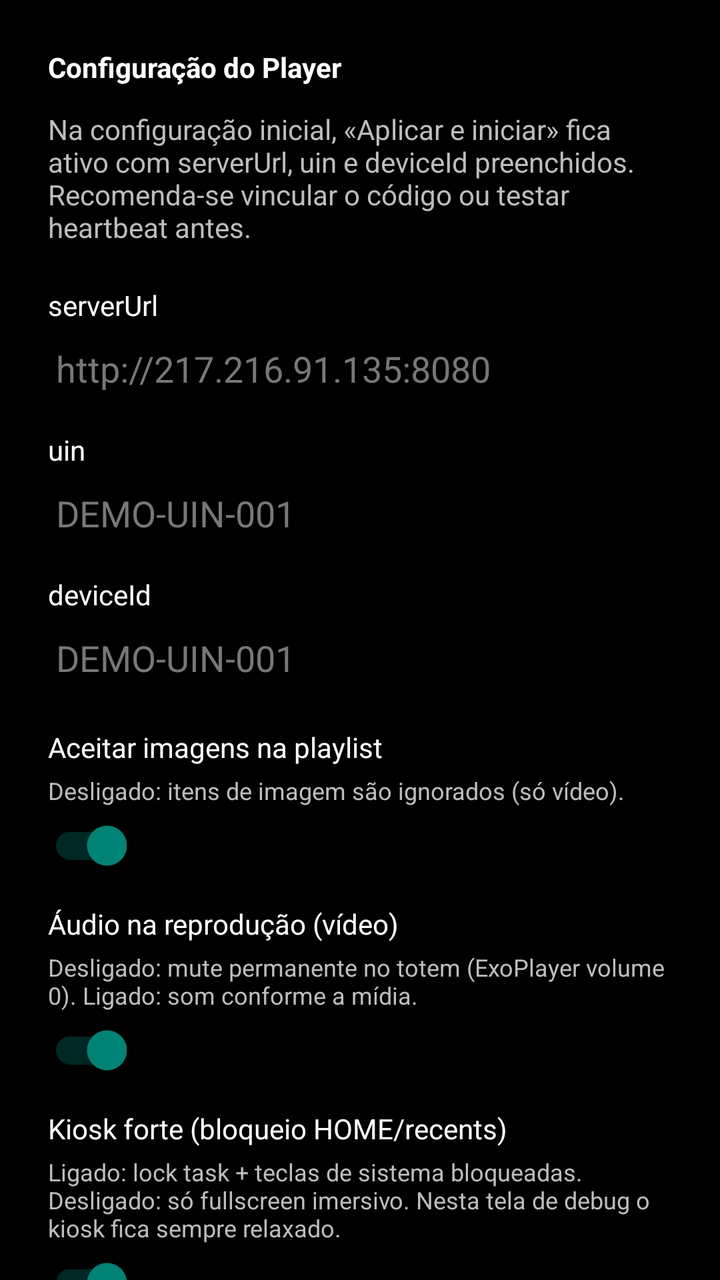
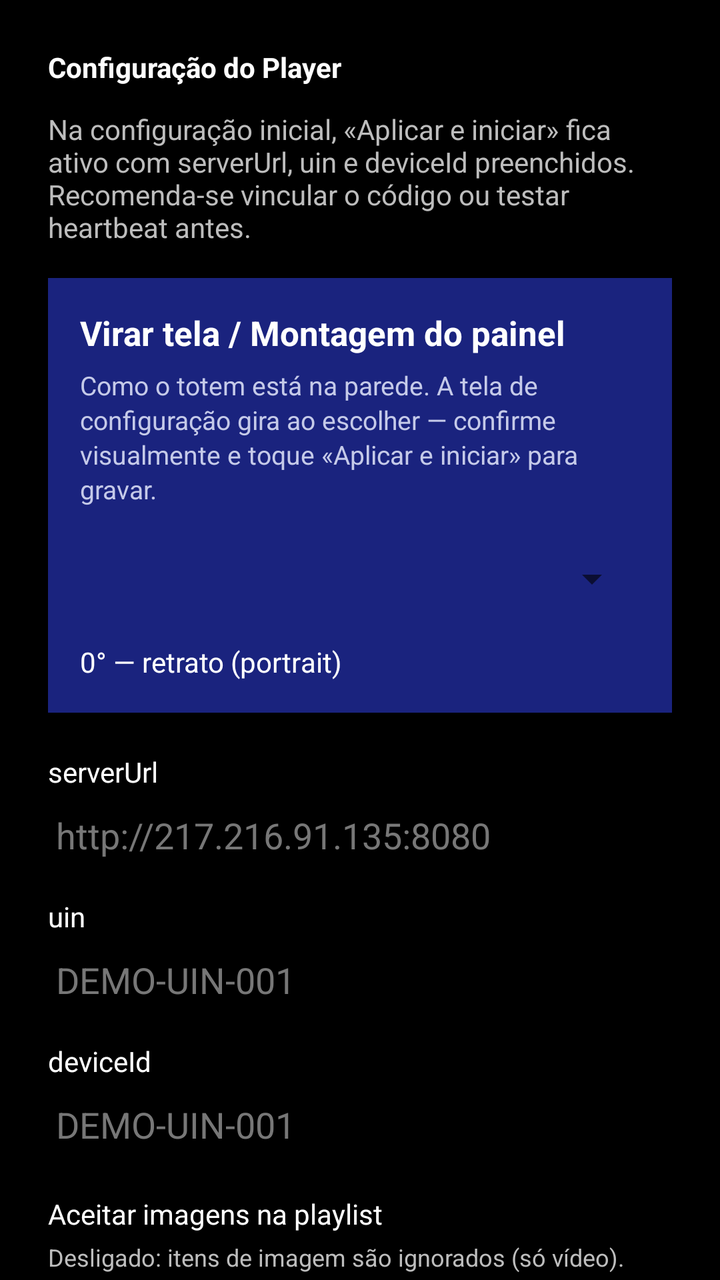

An Android layout rendered at two revisions. The XML below is the earlier revision; the diff shows what the commit changed to produce the second picture.
<!-- AndroidManifest.xml: activity theme Theme.PlayerAD -->
<!-- res/layout/activity_debug_config.xml -->
<?xml version="1.0" encoding="utf-8"?>
<ScrollView xmlns:android="http://schemas.android.com/apk/res/android"
    android:layout_width="match_parent"
    android:layout_height="match_parent"
    android:background="#000000">

    <LinearLayout
        android:layout_width="match_parent"
        android:layout_height="wrap_content"
        android:padding="24dp"
        android:orientation="vertical">

        <TextView
            android:id="@+id/textReason"
            android:layout_width="match_parent"
            android:layout_height="wrap_content"
            android:textColor="#FFFFFF"
            android:textStyle="bold"
            android:text="Configuração do Player"/>

        <LinearLayout
            android:id="@+id/panelSuSetup"
            android:layout_width="match_parent"
            android:layout_height="wrap_content"
            android:layout_marginTop="16dp"
            android:background="#1E2A1E"
            android:orientation="vertical"
            android:padding="16dp"
            android:visibility="gone">

            <TextView
                android:layout_width="match_parent"
                android:layout_height="wrap_content"
                android:text="@string/su_section_title"
                android:textColor="#A5D6A7"
                android:textSize="16sp"
                android:textStyle="bold" />

            <TextView
                android:layout_width="match_parent"
                android:layout_height="wrap_content"
                android:layout_marginTop="8dp"
                android:lineSpacingExtra="3dp"
                android:text="@string/su_section_hint"
                android:textColor="#C8E6C9"
                android:textSize="13sp" />

            <TextView
                android:id="@+id/textSuStatus"
                android:layout_width="match_parent"
                android:layout_height="wrap_content"
                android:layout_marginTop="12dp"
                android:text="@string/su_status_pending"
                android:textColor="#FFFFFF"
                android:textSize="14sp"
                android:textStyle="bold" />

            <Button
                android:id="@+id/btnRequestSu"
                android:layout_width="match_parent"
                android:layout_height="wrap_content"
                android:layout_marginTop="12dp"
                android:text="@string/su_btn_request" />
        </LinearLayout>

        <TextView
            android:layout_width="match_parent"
            android:layout_height="wrap_content"
            android:layout_marginTop="12dp"
            android:textColor="#BDBDBD"
            android:text="Na configuração inicial, «Aplicar e iniciar» fica ativo com serverUrl, uin e deviceId preenchidos. Recomenda-se vincular o código ou testar heartbeat antes."/>

        <TextView
            android:layout_width="match_parent"
            android:layout_height="wrap_content"
            android:layout_marginTop="20dp"
            android:textColor="#FFFFFF"
            android:text="serverUrl"/>

        <EditText
            android:id="@+id/editServerUrl"
            android:layout_width="match_parent"
            android:layout_height="wrap_content"
            android:inputType="textUri"
            android:textColor="#FFFFFF"
            android:textColorHint="#777777"
            android:hint="http://217.216.91.135:8080"/>

        <TextView
            android:layout_width="match_parent"
            android:layout_height="wrap_content"
            android:layout_marginTop="12dp"
            android:textColor="#FFFFFF"
            android:text="uin"/>

        <EditText
            android:id="@+id/editUin"
            android:layout_width="match_parent"
            android:layout_height="wrap_content"
            android:inputType="text"
            android:textColor="#FFFFFF"
            android:textColorHint="#777777"
            android:hint="DEMO-UIN-001"/>

        <TextView
            android:layout_width="match_parent"
            android:layout_height="wrap_content"
            android:layout_marginTop="12dp"
            android:textColor="#FFFFFF"
            android:text="deviceId"/>

        <EditText
            android:id="@+id/editDeviceId"
            android:layout_width="match_parent"
            android:layout_height="wrap_content"
            android:inputType="text"
            android:textColor="#FFFFFF"
            android:textColorHint="#777777"
            android:hint="DEMO-UIN-001"/>

        <TextView
            android:layout_width="match_parent"
            android:layout_height="wrap_content"
            android:layout_marginTop="16dp"
            android:textColor="#FFFFFF"
            android:text="Aceitar imagens na playlist"/>

        <TextView
            android:layout_width="match_parent"
            android:layout_height="wrap_content"
            android:layout_marginTop="4dp"
            android:textColor="#BDBDBD"
            android:textSize="12sp"
            android:text="Desligado: itens de imagem são ignorados (só vídeo)."/>

        <androidx.appcompat.widget.SwitchCompat
            android:id="@+id/switchAcceptImages"
            android:layout_width="wrap_content"
            android:layout_height="wrap_content"
            android:layout_marginTop="6dp"
            android:checked="true"/>

        <TextView
            android:layout_width="match_parent"
            android:layout_height="wrap_content"
            android:layout_marginTop="16dp"
            android:textColor="#FFFFFF"
            android:text="Áudio na reprodução (vídeo)"/>

        <TextView
            android:layout_width="match_parent"
            android:layout_height="wrap_content"
            android:layout_marginTop="4dp"
            android:textColor="#BDBDBD"
            android:textSize="12sp"
            android:text="Desligado: mute permanente no totem (ExoPlayer volume 0). Ligado: som conforme a mídia."/>

        <androidx.appcompat.widget.SwitchCompat
            android:id="@+id/switchAllowPlaybackAudio"
            android:layout_width="wrap_content"
            android:layout_height="wrap_content"
            android:layout_marginTop="6dp"
            android:checked="true"/>

        <TextView
            android:layout_width="match_parent"
            android:layout_height="wrap_content"
            android:layout_marginTop="16dp"
            android:textColor="#FFFFFF"
            android:text="Kiosk forte (bloqueio HOME/recents)"/>

        <TextView
            android:layout_width="match_parent"
            android:layout_height="wrap_content"
            android:layout_marginTop="4dp"
            android:textColor="#BDBDBD"
            android:textSize="12sp"
            android:text="Ligado: lock task + teclas de sistema bloqueadas. Desligado: só fullscreen imersivo. Nesta tela de debug o kiosk fica sempre relaxado."/>

        <androidx.appcompat.widget.SwitchCompat
            android:id="@+id/switchStrongKiosk"
            android:layout_width="wrap_content"
            android:layout_height="wrap_content"
            android:layout_marginTop="6dp"
            android:checked="true"/>

        <TextView
            android:layout_width="match_parent"
            android:layout_height="wrap_content"
            android:layout_marginTop="16dp"
            android:textColor="#FFFFFF"
            android:text="Montagem do painel (orientação física)"/>

        <TextView
            android:layout_width="match_parent"
            android:layout_height="wrap_content"
            android:layout_marginTop="4dp"
            android:textColor="#BDBDBD"
            android:textSize="12sp"
            android:text="Como o totem está instalado na parede. O player aplica rotação no dispositivo e exibe mídia 9:16 dentro do viewport."/>

        <Spinner
            android:id="@+id/spinnerScreenOrientation"
            android:layout_width="match_parent"
            android:layout_height="wrap_content"
            android:layout_marginTop="8dp"/>

        <TextView
            android:id="@+id/textOrientationDegrees"
            android:layout_width="match_parent"
            android:layout_height="wrap_content"
            android:layout_marginTop="8dp"
            android:textColor="#BDBDBD"
            android:textSize="13sp"
            android:text="0° — retrato (portrait)"/>

        <TextView
            android:layout_width="match_parent"
            android:layout_height="wrap_content"
            android:layout_marginTop="12dp"
            android:textColor="#FFFFFF"
            android:text="Provisionamento do sistema (ADB)"/>

        <TextView
            android:layout_width="match_parent"
            android:layout_height="wrap_content"
            android:layout_marginTop="4dp"
            android:textColor="#BDBDBD"
            android:textSize="12sp"
            android:text="Somente leitura. Portrait no SO e launcher exigem install-player-adb.ps1 no PC com depuração USB."/>

        <TextView
            android:id="@+id/textSystemProvisioning"
            android:layout_width="match_parent"
            android:layout_height="wrap_content"
            android:layout_marginTop="8dp"
            android:textColor="#9E9E9E"
            android:textSize="11sp"
            android:fontFamily="monospace"
            android:text="A carregar..."/>

        <TextView
            android:layout_width="match_parent"
            android:layout_height="wrap_content"
            android:layout_marginTop="16dp"
            android:textColor="#FFFFFF"
            android:text="Batimento cardiaco (segundos)"/>

        <TextView
            android:layout_width="match_parent"
            android:layout_height="wrap_content"
            android:layout_marginTop="4dp"
            android:textColor="#BDBDBD"
            android:textSize="12sp"
            android:text="Intervalo do heartbeat: comandos remotos, OTA, presença online. Sem pedir dispatch. Mínimo: 10s (recomendado: 120s)."/>

        <EditText
            android:id="@+id/editBatimentoCardiaco"
            android:layout_width="match_parent"
            android:layout_height="wrap_content"
            android:layout_marginTop="6dp"
            android:inputType="number"
            android:textColor="#FFFFFF"
            android:textColorHint="#777777"
            android:hint="120"/>

        <TextView
            android:layout_width="match_parent"
            android:layout_height="wrap_content"
            android:layout_marginTop="16dp"
            android:textColor="#FFFFFF"
            android:text="Atualizar plano / dispatch (segundos)"/>

        <TextView
            android:layout_width="match_parent"
            android:layout_height="wrap_content"
            android:layout_marginTop="4dp"
            android:textColor="#BDBDBD"
            android:textSize="12sp"
            android:text="Intervalo para GET /dispatch (plano de mídia). Independente do fim de ciclo. Mínimo: 10s (recomendado: 600s)."/>

        <EditText
            android:id="@+id/editMaxSecondsWithoutServerCheck"
            android:layout_width="match_parent"
            android:layout_height="wrap_content"
            android:layout_marginTop="6dp"
            android:inputType="number"
            android:textColor="#FFFFFF"
            android:textColorHint="#777777"
            android:hint="60"/>

        <TextView
            android:layout_width="match_parent"
            android:layout_height="wrap_content"
            android:layout_marginTop="16dp"
            android:textColor="#FFFFFF"
            android:text="Armazenamento (mídias / cache)"/>

        <TextView
            android:layout_width="match_parent"
            android:layout_height="wrap_content"
            android:layout_marginTop="4dp"
            android:textColor="#BDBDBD"
            android:textSize="12sp"
            android:text="auto = preferir volume removível (USB/SD) se o Android expuser em getExternalFilesDirs; path_override = pasta absoluta."/>

        <Spinner
            android:id="@+id/spinnerStorage"
            android:layout_width="match_parent"
            android:layout_height="wrap_content"
            android:layout_marginTop="8dp"/>

        <TextView
            android:layout_width="match_parent"
            android:layout_height="wrap_content"
            android:layout_marginTop="8dp"
            android:textColor="#FFFFFF"
            android:textSize="12sp"
            android:text="Caminho (só se path_override)"/>

        <EditText
            android:id="@+id/editStoragePath"
            android:layout_width="match_parent"
            android:layout_height="wrap_content"
            android:inputType="textUri"
            android:textColor="#FFFFFF"
            android:textColorHint="#777777"
            android:hint="/storage/.../Android/data/.../files"/>

        <TextView
            android:layout_width="match_parent"
            android:layout_height="wrap_content"
            android:layout_marginTop="20dp"
            android:textColor="#FFFFFF"
            android:textStyle="bold"
            android:text="Rede local (IPv4)"/>

        <TextView
            android:layout_width="match_parent"
            android:layout_height="wrap_content"
            android:layout_marginTop="6dp"
            android:textColor="#BDBDBD"
            android:textSize="12sp"
            android:text="Interfaces detectadas neste aparelho (eth/en = cabo, wlan = Wi‑Fi)."/>

        <TextView
            android:layout_width="match_parent"
            android:layout_height="wrap_content"
            android:layout_marginTop="10dp"
            android:textColor="#9CCC65"
            android:textSize="12sp"
            android:text="Ethernet"/>

        <TextView
            android:id="@+id/textIpEthernet"
            android:layout_width="match_parent"
            android:layout_height="wrap_content"
            android:textColor="#FFFFFF"
            android:textSize="13sp"
            android:fontFamily="monospace"
            android:text="—"/>

        <TextView
            android:layout_width="match_parent"
            android:layout_height="wrap_content"
            android:layout_marginTop="10dp"
            android:textColor="#64B5F6"
            android:textSize="12sp"
            android:text="Wi‑Fi"/>

        <TextView
            android:id="@+id/textIpWifi"
            android:layout_width="match_parent"
            android:layout_height="wrap_content"
            android:textColor="#FFFFFF"
            android:textSize="13sp"
            android:fontFamily="monospace"
            android:text="—"/>

        <TextView
            android:id="@+id/labelIpOther"
            android:layout_width="match_parent"
            android:layout_height="wrap_content"
            android:layout_marginTop="10dp"
            android:textColor="#BDBDBD"
            android:textSize="12sp"
            android:visibility="gone"
            android:text="Outras interfaces"/>

        <TextView
            android:id="@+id/textIpOther"
            android:layout_width="match_parent"
            android:layout_height="wrap_content"
            android:textColor="#FFFFFF"
            android:textSize="12sp"
            android:fontFamily="monospace"
            android:visibility="gone"
            android:text=""/>

        <TextView
            android:layout_width="match_parent"
            android:layout_height="wrap_content"
            android:layout_marginTop="20dp"
            android:textColor="#FFFFFF"
            android:textStyle="bold"
            android:text="Estado offline"/>

        <TextView
            android:layout_width="match_parent"
            android:layout_height="wrap_content"
            android:layout_marginTop="6dp"
            android:textColor="#BDBDBD"
            android:textSize="11sp"
            android:text="Fonte do plano, último DispatchPlan persistido e total de mídias locais (propagandas/vinhetas)."/>

        <TextView
            android:id="@+id/textOfflineState"
            android:layout_width="match_parent"
            android:layout_height="wrap_content"
            android:layout_marginTop="8dp"
            android:textColor="#E0E0E0"
            android:textSize="12sp"
            android:fontFamily="monospace"
            android:text="(carregar...)"/>

        <LinearLayout
            android:layout_width="match_parent"
            android:layout_height="wrap_content"
            android:orientation="horizontal"
            android:layout_marginTop="18dp">

            <Button
                android:id="@+id/btnRegisterActivation"
                android:layout_width="match_parent"
                android:layout_height="wrap_content"
                android:text="Vincular código ao hardware"/>
        </LinearLayout>

        <LinearLayout
            android:layout_width="match_parent"
            android:layout_height="wrap_content"
            android:orientation="horizontal"
            android:layout_marginTop="12dp">

            <Button
                android:id="@+id/btnTestHeartbeat"
                android:layout_width="0dp"
                android:layout_height="wrap_content"
                android:layout_weight="1"
                android:text="Teste heartbeat"/>

            <Button
                android:id="@+id/btnTestDispatch"
                android:layout_width="0dp"
                android:layout_height="wrap_content"
                android:layout_weight="1"
                android:layout_marginStart="12dp"
                android:text="DispatchPlan"/>
        </LinearLayout>

        <LinearLayout
            android:layout_width="match_parent"
            android:layout_height="wrap_content"
            android:orientation="horizontal"
            android:layout_marginTop="12dp">

            <Button
                android:id="@+id/btnApplyAndStart"
                android:layout_width="0dp"
                android:layout_height="wrap_content"
                android:layout_weight="1"
                android:text="Aplicar e iniciar"/>

            <Button
                android:id="@+id/btnStartWithoutSave"
                android:layout_width="0dp"
                android:layout_height="wrap_content"
                android:layout_weight="1"
                android:layout_marginStart="12dp"
                android:text="Iniciar sem salvar"/>
        </LinearLayout>

        <TextView
            android:id="@+id/textStatus"
            android:layout_width="match_parent"
            android:layout_height="wrap_content"
            android:layout_marginTop="18dp"
            android:textColor="#FFFFFF"
            android:textSize="12sp"
            android:text="Status..."/>

        <TextView
            android:layout_width="match_parent"
            android:layout_height="wrap_content"
            android:layout_marginTop="24dp"
            android:textColor="#FFFFFF"
            android:textStyle="bold"
            android:text="Registo operacional"/>

        <TextView
            android:layout_width="match_parent"
            android:layout_height="wrap_content"
            android:layout_marginTop="6dp"
            android:textColor="#BDBDBD"
            android:textSize="11sp"
            android:text="Ações, erros e recebimento de DispatchPlan (data/hora). Ficheiro privado em filesDir do app."/>

        <LinearLayout
            android:layout_width="match_parent"
            android:layout_height="wrap_content"
            android:orientation="horizontal"
            android:layout_marginTop="10dp">

            <Button
                android:id="@+id/btnRefreshOperationalLog"
                android:layout_width="0dp"
                android:layout_height="wrap_content"
                android:layout_weight="1"
                android:text="Atualizar registo"/>

            <Button
                android:id="@+id/btnClearOperationalLog"
                android:layout_width="0dp"
                android:layout_height="wrap_content"
                android:layout_weight="1"
                android:layout_marginStart="12dp"
                android:text="Limpar registo"/>
        </LinearLayout>

        <ScrollView
            android:layout_width="match_parent"
            android:layout_height="320dp"
            android:layout_marginTop="8dp"
            android:fillViewport="true"
            android:background="#1A1A1A">

            <TextView
                android:id="@+id/textOperationalLog"
                android:layout_width="match_parent"
                android:layout_height="wrap_content"
                android:padding="10dp"
                android:textColor="#E0E0E0"
                android:textSize="10sp"
                android:fontFamily="monospace"
                android:textIsSelectable="true"
                android:text="(carregar…)"/>
        </ScrollView>

    </LinearLayout>
</ScrollView>
<!-- resources referenced by this layout -->
<resources>
  <string name="su_btn_request">Solicitar autorização SU</string>
  <string name="su_section_hint">Toque no botão abaixo. O diálogo do Android aparecerá por cima desta tela — use o controle para selecionar Permitir.\n\nAlguns firmwares voltam a perguntar em ~15 min sem opção permanente; isso é do sistema.</string>
  <string name="su_section_title">1. Autorização root (SU) — obrigatório</string>
  <string name="su_status_pending">Status: pendente — autorize na janela do Android</string>
  <style name="Theme.PlayerAD" parent="Theme.AppCompat.Light.NoActionBar">
          <item name="android:windowFullscreen">true</item>
          <item name="android:showOnLockScreen">true</item>
      </style>
</resources>

<!-- the commit's change to res/layout/activity_debug_config.xml (unified diff, before → after) -->
@@ -1,5 +1,15 @@
 <?xml version="1.0" encoding="utf-8"?>
-<ScrollView xmlns:android="http://schemas.android.com/apk/res/android"
+<FrameLayout xmlns:android="http://schemas.android.com/apk/res/android"
+    android:layout_width="match_parent"
+    android:layout_height="match_parent"
+    android:background="#000000">
+
+    <FrameLayout
+        android:id="@+id/configContentHost"
+        android:layout_width="match_parent"
+        android:layout_height="match_parent">
+
+<ScrollView
     android:layout_width="match_parent"
     android:layout_height="match_parent"
     android:background="#000000">
@@ -70,6 +80,49 @@
             android:textColor="#BDBDBD"
             android:text="Na configuração inicial, «Aplicar e iniciar» fica ativo com serverUrl, uin e deviceId preenchidos. Recomenda-se vincular o código ou testar heartbeat antes."/>
 
+        <LinearLayout
+            android:id="@+id/panelOrientation"
+            android:layout_width="match_parent"
+            android:layout_height="wrap_content"
+            android:layout_marginTop="16dp"
+            android:background="#1A237E"
+            android:orientation="vertical"
+            android:padding="16dp">
+
+            <TextView
+                android:layout_width="match_parent"
+                android:layout_height="wrap_content"
+                android:text="Virar tela / Montagem do painel"
+                android:textColor="#FFFFFF"
+                android:textSize="17sp"
+                android:textStyle="bold"/>
+
+            <TextView
+                android:layout_width="match_parent"
+                android:layout_height="wrap_content"
+                android:layout_marginTop="6dp"
+                android:lineSpacingExtra="2dp"
+                android:text="Como o totem está na parede. A tela de configuração gira ao escolher — confirme visualmente e toque «Aplicar e iniciar» para gravar."
+                android:textColor="#C5CAE9"
+                android:textSize="13sp"/>
+
+            <Spinner
+                android:id="@+id/spinnerScreenOrientation"
+                android:layout_width="match_parent"
+                android:layout_height="wrap_content"
+                android:layout_marginTop="12dp"
+                android:minHeight="48dp"/>
+
+            <TextView
+                android:id="@+id/textOrientationDegrees"
+                android:layout_width="match_parent"
+                android:layout_height="wrap_content"
+                android:layout_marginTop="8dp"
+                android:text="0° — retrato (portrait)"
+                android:textColor="#FFFFFF"
+                android:textSize="14sp"/>
+        </LinearLayout>
+
         <TextView
             android:layout_width="match_parent"
             android:layout_height="wrap_content"
@@ -183,36 +236,6 @@
             android:layout_height="wrap_content"
             android:layout_marginTop="6dp"
             android:checked="true"/>
-
-        <TextView
-            android:layout_width="match_parent"
-            android:layout_height="wrap_content"
-            android:layout_marginTop="16dp"
-            android:textColor="#FFFFFF"
-            android:text="Montagem do painel (orientação física)"/>
-
-        <TextView
-            android:layout_width="match_parent"
-            android:layout_height="wrap_content"
-            android:layout_marginTop="4dp"
-            android:textColor="#BDBDBD"
-            android:textSize="12sp"
-            android:text="Como o totem está instalado na parede. O player aplica rotação no dispositivo e exibe mídia 9:16 dentro do viewport."/>
-
-        <Spinner
-            android:id="@+id/spinnerScreenOrientation"
-            android:layout_width="match_parent"
-            android:layout_height="wrap_content"
-            android:layout_marginTop="8dp"/>
-
-        <TextView
-            android:id="@+id/textOrientationDegrees"
-            android:layout_width="match_parent"
-            android:layout_height="wrap_content"
-            android:layout_marginTop="8dp"
-            android:textColor="#BDBDBD"
-            android:textSize="13sp"
-            android:text="0° — retrato (portrait)"/>
 
         <TextView
             android:layout_width="match_parent"
@@ -548,3 +571,6 @@
 
     </LinearLayout>
 </ScrollView>
+
+    </FrameLayout>
+</FrameLayout>
